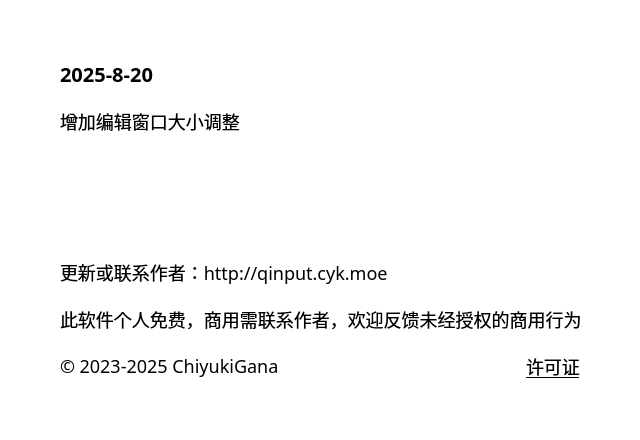
This is source/ui/AboutUi.ui in ChiyukiGana/Quickinput as Qt 5 draws it before an edit. The edited form follows.
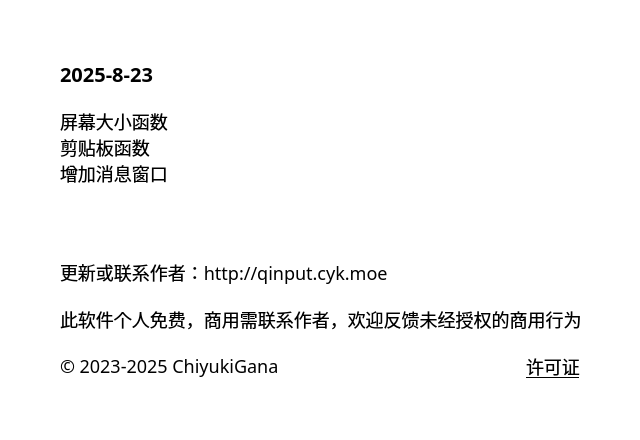
This is the edited form.

Diff of the .ui file:
```diff
--- a/source/ui/AboutUi.ui
+++ b/source/ui/AboutUi.ui
@@ -90,7 +90,7 @@
          <string notr="true">font-size:20px</string>
         </property>
         <property name="text">
-         <string>2025-8-20</string>
+         <string>2025-8-23</string>
         </property>
         <property name="textFormat">
          <enum>Qt::TextFormat::PlainText</enum>
@@ -106,7 +106,9 @@
          </sizepolicy>
         </property>
         <property name="text">
-         <string>增加编辑窗口大小调整</string>
+         <string>屏幕大小函数
+剪贴板函数
+增加消息窗口</string>
         </property>
         <property name="textFormat">
          <enum>Qt::TextFormat::PlainText</enum>
```
